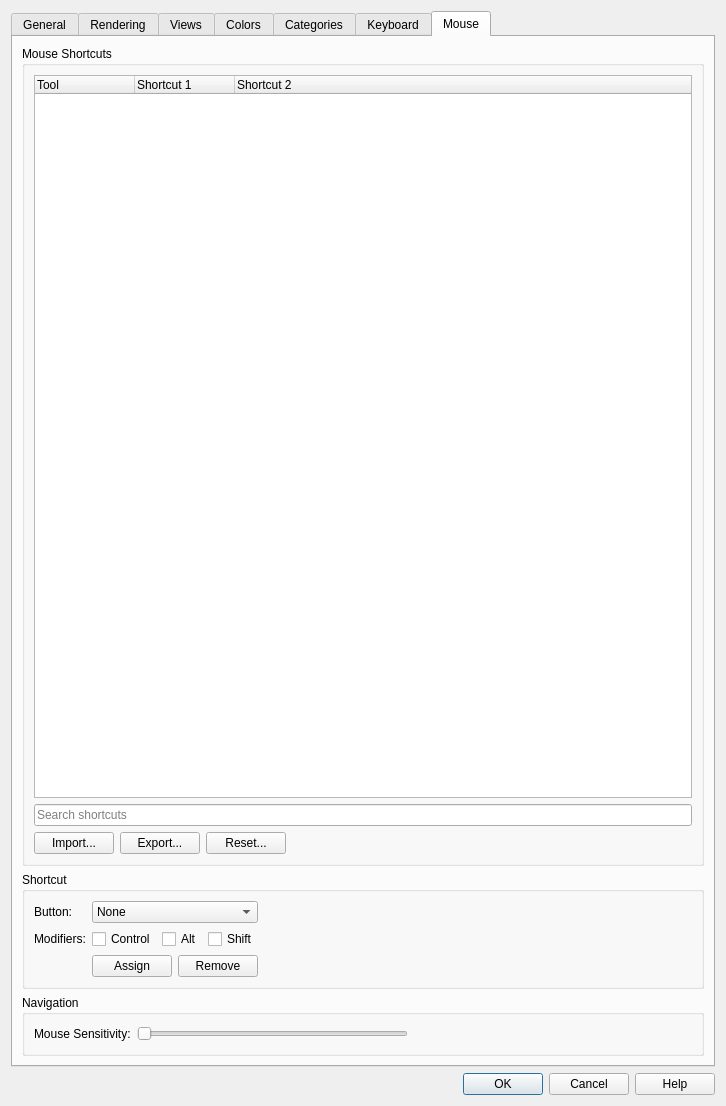
Qt form source/interface/dialogs/sw_preferences_dialog.ui (nathaneltitane/studworks) before a commit.
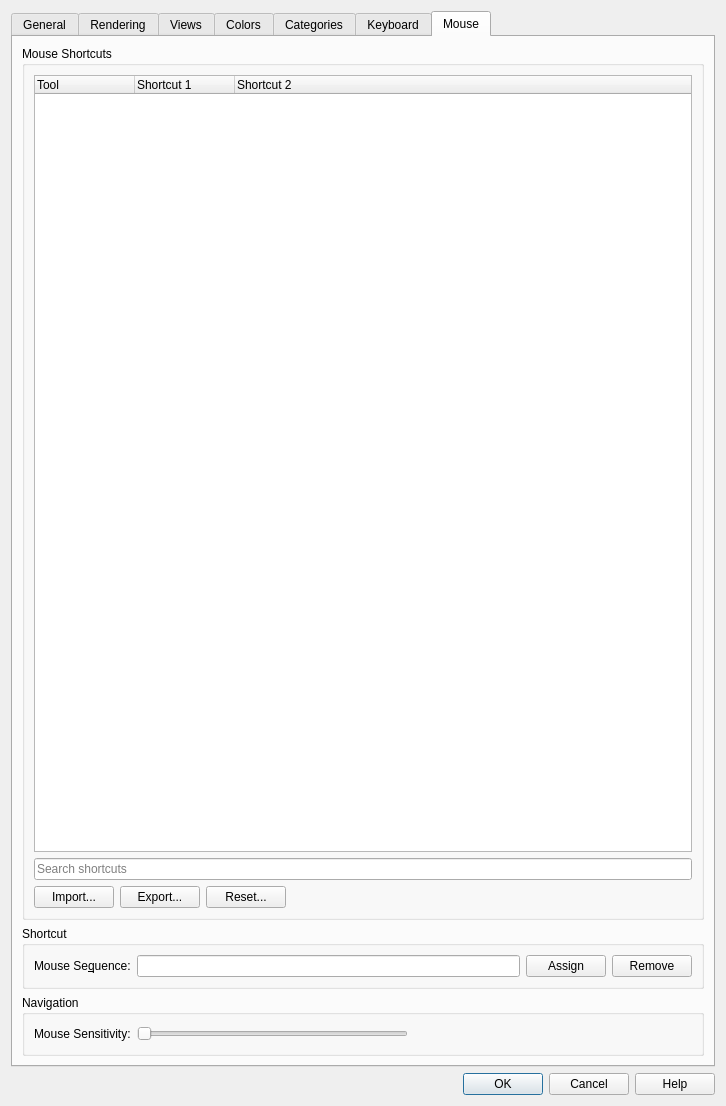
The same form after that commit. The open tabs and pages were chosen to show the change.

```diff
--- a/source/interface/dialogs/sw_preferences_dialog.ui
+++ b/source/interface/dialogs/sw_preferences_dialog.ui
@@ -3135,127 +3135,55 @@
          <property name="title">
           <string>Shortcut</string>
          </property>
-         <layout class="QGridLayout" name="horizontalLayout_12">
-          <item row="0" column="0">
-           <widget class="QLabel" name="label_11">
+         <layout class="QHBoxLayout" name="MouseShortcutLayout">
+          <item>
+           <widget class="QLabel" name="MouseShortcutLabel">
+            <property name="whatsThis">
+             <string>&lt;p&gt;&lt;b&gt;Mouse Sequence&lt;/b&gt;&lt;/p&gt;&lt;p&gt;Click here with the mouse button you want to assign while holding any Control, Alt or Shift modifiers. Assign makes it the primary shortcut of the selected tool and asks before replacing a shortcut already used by another tool.&lt;/p&gt;</string>
+            </property>
             <property name="toolTip">
-             <string>Choose the mouse button to assign to the selected tool.</string>
+             <string>Click here with the mouse button and modifier keys you want to assign, then choose Assign.</string>
+            </property>
+            <property name="text">
+             <string>Mouse Se&amp;quence:</string>
             </property>
             <property name="buddy">
-             <cstring>mouseButton</cstring>
-            </property>
-            <property name="text">
-             <string>Button:</string>
+             <cstring>MouseShortcutEdit</cstring>
             </property>
            </widget>
           </item>
-          <item row="0" column="1">
-           <widget class="QComboBox" name="mouseButton">
+          <item>
+           <widget class="QLineEdit" name="MouseShortcutEdit">
             <property name="accessibleName">
              <string>Button</string>
             </property>
             <property name="toolTip">
              <string>Choose the mouse button to assign to the selected tool.</string>
             </property>
-            <item>
-             <property name="text">
-              <string>None</string>
-             </property>
-            </item>
-            <item>
-             <property name="text">
-              <string>Left</string>
-             </property>
-            </item>
-            <item>
-             <property name="text">
-              <string>Middle</string>
-             </property>
-            </item>
-            <item>
-             <property name="text">
-              <string>Right</string>
-             </property>
-            </item>
+            <property name="readOnly">
+             <bool>true</bool>
+            </property>
            </widget>
           </item>
-          <item row="1" column="0">
-           <widget class="QLabel" name="label_12">
+          <item>
+           <widget class="QPushButton" name="mouseAssign">
+            <property name="toolTip">
+             <string>Assign the entered mouse sequence to the selected tool.</string>
+            </property>
             <property name="text">
-             <string>Modifiers:</string>
+             <string>Assign</string>
             </property>
            </widget>
           </item>
-          <item row="1" column="1">
-           <layout class="QHBoxLayout" name="MouseModifiersLayout">
-            <item>
-             <widget class="QCheckBox" name="mouseControl">
-              <property name="toolTip">
-               <string>Require the Control modifier for this mouse shortcut.</string>
-              </property>
-              <property name="text">
-               <string>Control</string>
-              </property>
-             </widget>
-            </item>
-            <item>
-             <widget class="QCheckBox" name="mouseAlt">
-              <property name="toolTip">
-               <string>Require the Alt modifier for this mouse shortcut.</string>
-              </property>
-              <property name="text">
-               <string>Alt</string>
-              </property>
-             </widget>
-            </item>
-            <item>
-             <widget class="QCheckBox" name="mouseShift">
-              <property name="toolTip">
-               <string>Require the Shift modifier for this mouse shortcut.</string>
-              </property>
-              <property name="text">
-               <string>Shift</string>
-              </property>
-             </widget>
-            </item>
-           </layout>
-          </item>
-          <item row="2" column="1">
-           <layout class="QHBoxLayout" name="MouseButtonsLayout">
-            <item>
-             <widget class="QPushButton" name="mouseAssign">
-              <property name="toolTip">
-               <string>Assign the chosen mouse button and modifiers to the selected tool.</string>
-              </property>
-              <property name="text">
-               <string>Assign</string>
-              </property>
-             </widget>
-            </item>
-            <item>
-             <widget class="QPushButton" name="mouseRemove">
-              <property name="toolTip">
-               <string>Remove the primary mouse shortcut and promote the secondary shortcut.</string>
-              </property>
-              <property name="text">
-               <string>Remove</string>
-              </property>
-             </widget>
-            </item>
-           </layout>
-          </item>
-          <item row="0" column="2">
-           <spacer name="MouseShortcutSpacer">
-            <property name="orientation">
-             <enum>Qt::Horizontal</enum>
+          <item>
+           <widget class="QPushButton" name="mouseRemove">
+            <property name="toolTip">
+             <string>Remove the primary mouse shortcut and promote the secondary shortcut.</string>
             </property>
-            <property name="sizeHint" stdset="0">
-             <size>
-              <width>40</width>
-              <height>20</height>
-             </size>
+            <property name="text">
+             <string>Remove</string>
             </property>
-           </spacer>
+           </widget>
           </item>
          </layout>
         </widget>
```
Left out of the diff: 14 changed lines with no effect on the pictures.
